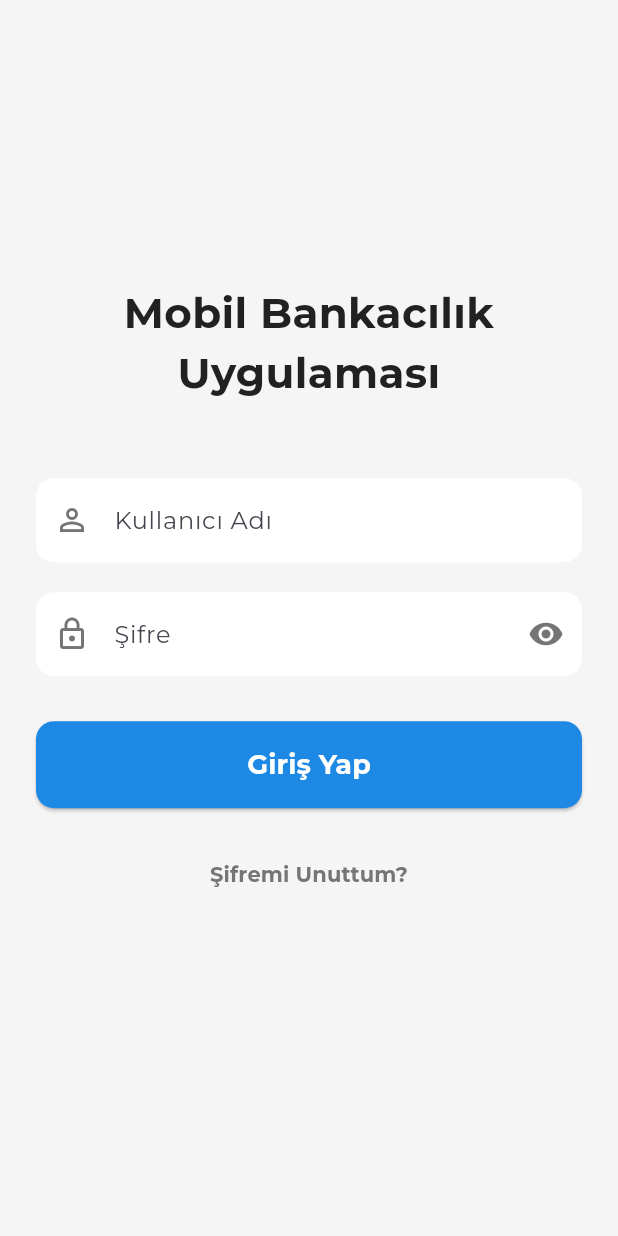
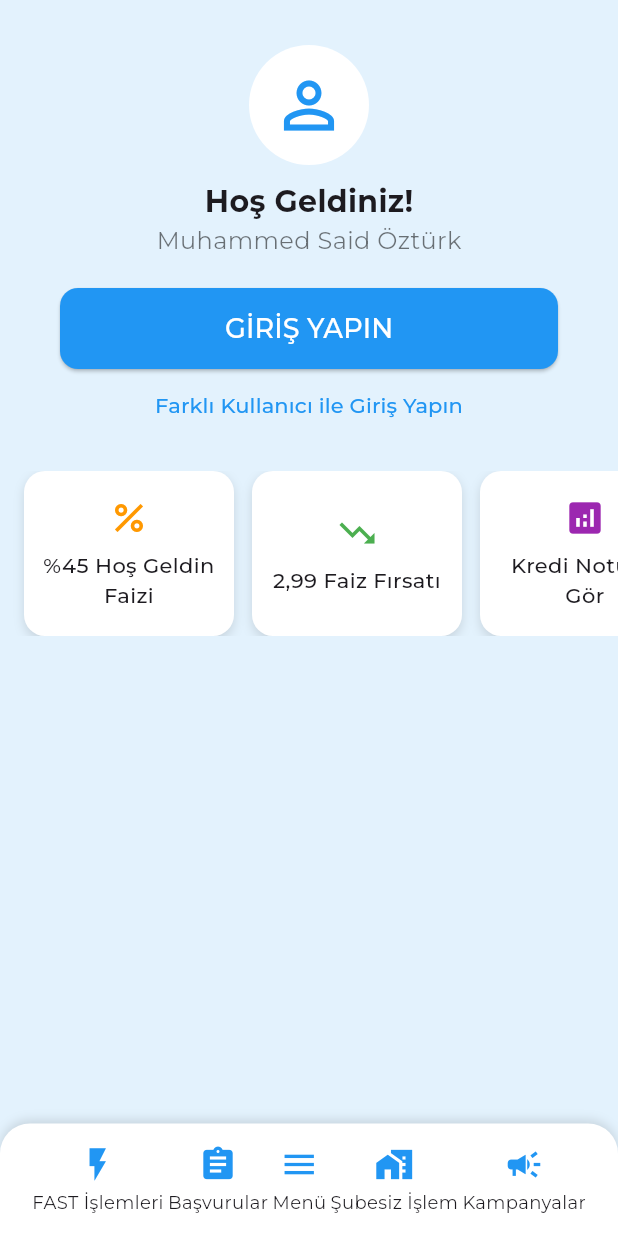
Before and after one commit to saidoztrk/interBank, a Flutter app: the screen it shows after launch, on a phone screen of 412 x 824 dp. Run offline on Flutter 3.47's test engine with Material 3 defaults, Android fonts, the phone set to English and light mode, and no system bars; project files that could hold a hidden picture were left out.

Commit message:
update login sc

```diff
--- a/lib/main.dart
+++ b/lib/main.dart
@@ -21,7 +21,8 @@ class MyApp extends StatelessWidget {
         scaffoldBackgroundColor: Colors.grey[50], // Açık gri bir arka plan
         fontFamily: 'Montserrat', // Varsayılan font
       ),
-      home: const LoginScreen(), // Uygulama başladığında giriş ekranı açılacak
+      home:
+          const ModernLoginScreen(), // Uygulama başladığında giriş ekranı açılacak
     );
   }
 }
--- a/lib/screens/login_screen.dart
+++ b/lib/screens/login_screen.dart
@@ -2,140 +2,159 @@ import 'package:flutter/material.dart';
 import 'package:interbank/utils/colors.dart'; // Renk paletimizi import ediyoruz
 import 'home_screen.dart'; // Giriş yapınca gidilecek ekranı import ediyoruz
 
-class LoginScreen extends StatefulWidget {
-  const LoginScreen({Key? key}) : super(key: key);
-
-  @override
-  _LoginScreenState createState() => _LoginScreenState();
-}
-
-class _LoginScreenState extends State<LoginScreen> {
-  final TextEditingController _usernameController = TextEditingController();
-  final TextEditingController _passwordController = TextEditingController();
-  bool _isObscure = true; // Şifre gizleme için
+class ModernLoginScreen extends StatelessWidget {
+  const ModernLoginScreen({super.key});
 
   @override
   Widget build(BuildContext context) {
     return Scaffold(
-      backgroundColor: AppColors.background,
-      body: SingleChildScrollView(
-        // Klavye açıldığında taşmayı önler
-        child: Padding(
-          padding: const EdgeInsets.all(24.0),
+      backgroundColor: Colors.blue[50],
+      body: SafeArea(
         child: Column(
-            mainAxisAlignment: MainAxisAlignment.center,
-            crossAxisAlignment: CrossAxisAlignment.stretch,
-            children: <Widget>[
-              SizedBox(
-                height: MediaQuery.of(context).size.height * 0.2,
-              ), // Üst boşluk
-              // Uygulama logosu veya adı
-              const Text(
-                'Mobil Bankacılık Uygulaması',
-                style: TextStyle(
-                  fontSize: 28,
-                  fontWeight: FontWeight.bold,
-                  color: AppColors.textColor,
+          children: [
+            const SizedBox(height: 30),
+            // Profil ve Hoş Geldiniz
+            Column(
+              children: const [
+                CircleAvatar(
+                  radius: 40,
+                  backgroundColor: Colors.white,
+                  child:
+                      Icon(Icons.person_outline, size: 50, color: Colors.blue),
                 ),
-                textAlign: TextAlign.center,
+                SizedBox(height: 10),
+                Text(
+                  "Hoş Geldiniz!",
+                  style: TextStyle(fontSize: 20, fontWeight: FontWeight.bold),
                 ),
-              const SizedBox(height: 50),
-              // Kullanıcı Adı Giriş Alanı
-              _buildTextField(
-                controller: _usernameController,
-                label: 'Kullanıcı Adı',
-                icon: Icons.person_outline,
+                Text(
+                  "Muhammed Said Öztürk",
+                  style: TextStyle(fontSize: 16, color: Colors.black54),
+                ),
+              ],
             ),
             const SizedBox(height: 20),
-              // Şifre Giriş Alanı
-              _buildTextField(
-                controller: _passwordController,
-                label: 'Şifre',
-                icon: Icons.lock_outline,
-                isPassword: true,
-              ),
-              const SizedBox(height: 30),
-              // Giriş Yap Butonu
-              ElevatedButton(
-                onPressed: () {
-                  // Buraya giriş mantığı gelecek
-                  // Şimdilik ana sayfaya yönlendiriyoruz
-                  Navigator.pushReplacement(
-                    context,
-                    MaterialPageRoute(builder: (context) => const HomeScreen()),
-                  );
-                },
+            // Giriş Butonu
+            Padding(
+              padding: const EdgeInsets.symmetric(horizontal: 40),
+              child: ElevatedButton(
                 style: ElevatedButton.styleFrom(
-                  backgroundColor: AppColors.primary,
-                  padding: const EdgeInsets.symmetric(vertical: 16),
+                  backgroundColor: Colors.blue,
+                  padding: const EdgeInsets.symmetric(vertical: 14),
                   shape: RoundedRectangleBorder(
                     borderRadius: BorderRadius.circular(12),
                   ),
                 ),
-                child: const Text(
-                  'Giriş Yap',
-                  style: TextStyle(
-                    fontSize: 18,
-                    fontWeight: FontWeight.bold,
-                    color: Colors.white,
+                onPressed: () {},
+                child: const Center(
+                  child: Text(
+                    "GİRİŞ YAPIN",
+                    style: TextStyle(fontSize: 18, color: Colors.white),
                   ),
                 ),
               ),
+            ),
+            TextButton(
+              onPressed: () {},
+              child: const Text(
+                "Farklı Kullanıcı ile Giriş Yapın",
+                style: TextStyle(color: Colors.blue),
+              ),
+            ),
             const SizedBox(height: 20),
-              // Şifremi Unuttum linki
-              TextButton(
-                onPressed: () {
-                  // Şifremi unuttum sayfasına yönlendirme
-                },
-                child: const Text(
-                  'Şifremi Unuttum?',
-                  style: TextStyle(
-                    color: AppColors.secondaryTextColor,
-                    fontWeight: FontWeight.bold,
+            // Kampanya Kartları
+            SizedBox(
+              height: 110,
+              child: ListView(
+                scrollDirection: Axis.horizontal,
+                padding: const EdgeInsets.symmetric(horizontal: 16),
+                children: [
+                  _buildCampaignCard(
+                      "%45 Hoş Geldin Faizi", Icons.percent, Colors.orange),
+                  _buildCampaignCard(
+                      "2,99 Faiz Fırsatı", Icons.trending_down, Colors.green),
+                  _buildCampaignCard(
+                      "Kredi Notunu Gör", Icons.analytics, Colors.purple),
+                  _buildCampaignCard(
+                      "Güvence Yanınızda", Icons.verified, Colors.blue),
+                ],
               ),
+            ),
+            const Spacer(),
+            // Alt Menü
+            Container(
+              padding: const EdgeInsets.symmetric(vertical: 14, horizontal: 20),
+              decoration: const BoxDecoration(
+                color: Colors.white,
+                borderRadius: BorderRadius.vertical(top: Radius.circular(20)),
+                boxShadow: [
+                  BoxShadow(
+                      color: Colors.black12,
+                      blurRadius: 5,
+                      offset: Offset(0, -2))
+                ],
+              ),
+              child: Row(
+                mainAxisAlignment: MainAxisAlignment.spaceAround,
+                children: const [
+                  _BottomMenuItem(
+                      icon: Icons.flash_on, label: "FAST İşlemleri"),
+                  _BottomMenuItem(icon: Icons.assignment, label: "Başvurular"),
+                  _BottomMenuItem(icon: Icons.menu, label: "Menü"),
+                  _BottomMenuItem(
+                      icon: Icons.home_work, label: "Şubesiz İşlem"),
+                  _BottomMenuItem(icon: Icons.campaign, label: "Kampanyalar"),
+                ],
               ),
             ),
           ],
         ),
       ),
+    );
+  }
+
+  static Widget _buildCampaignCard(String title, IconData icon, Color color) {
+    return Container(
+      width: 140,
+      margin: const EdgeInsets.only(right: 12),
+      padding: const EdgeInsets.all(12),
+      decoration: BoxDecoration(
+        color: Colors.white,
+        borderRadius: BorderRadius.circular(14),
+        boxShadow: [
+          BoxShadow(color: Colors.black12, blurRadius: 5, offset: Offset(0, 3)),
+        ],
+      ),
+      child: Column(
+        mainAxisAlignment: MainAxisAlignment.center,
+        children: [
+          Icon(icon, color: color, size: 28),
+          const SizedBox(height: 8),
+          Text(
+            title,
+            textAlign: TextAlign.center,
+            style: const TextStyle(fontSize: 14, fontWeight: FontWeight.w500),
+          ),
+        ],
       ),
     );
   }
+}
 
-  // Ortak TextField bileşeni
-  Widget _buildTextField({
-    required TextEditingController controller,
-    required String label,
-    required IconData icon,
-    bool isPassword = false,
-  }) {
-    return TextField(
-      controller: controller,
-      obscureText: isPassword ? _isObscure : false,
-      decoration: InputDecoration(
-        labelText: label,
-        prefixIcon: Icon(icon, color: AppColors.secondaryTextColor),
-        suffixIcon: isPassword
-            ? IconButton(
-                icon: Icon(
-                  _isObscure ? Icons.visibility : Icons.visibility_off,
-                  color: AppColors.secondaryTextColor,
-                ),
-                onPressed: () {
-                  setState(() {
-                    _isObscure = !_isObscure;
-                  });
-                },
-              )
-            : null,
-        border: OutlineInputBorder(
-          borderRadius: BorderRadius.circular(12),
-          borderSide: BorderSide.none,
-        ),
-        filled: true,
-        fillColor: AppColors.cardBackground,
-      ),
-      style: const TextStyle(color: AppColors.textColor),
+class _BottomMenuItem extends StatelessWidget {
+  final IconData icon;
+  final String label;
+  const _BottomMenuItem({required this.icon, required this.label});
+
+  @override
+  Widget build(BuildContext context) {
+    return Column(
+      mainAxisSize: MainAxisSize.min,
+      children: [
+        Icon(icon, size: 26, color: Colors.blue),
+        const SizedBox(height: 4),
+        Text(label, style: const TextStyle(fontSize: 12)),
+      ],
     );
   }
 }
```
Lines whose indentation alone changed are shown as unchanged.
